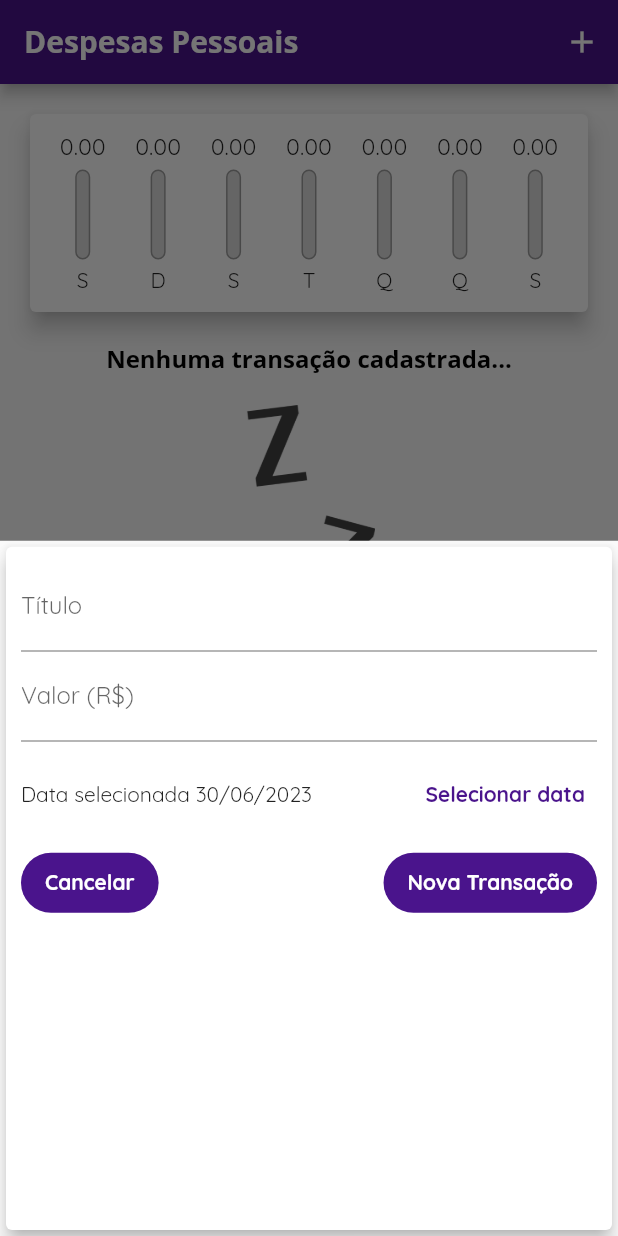
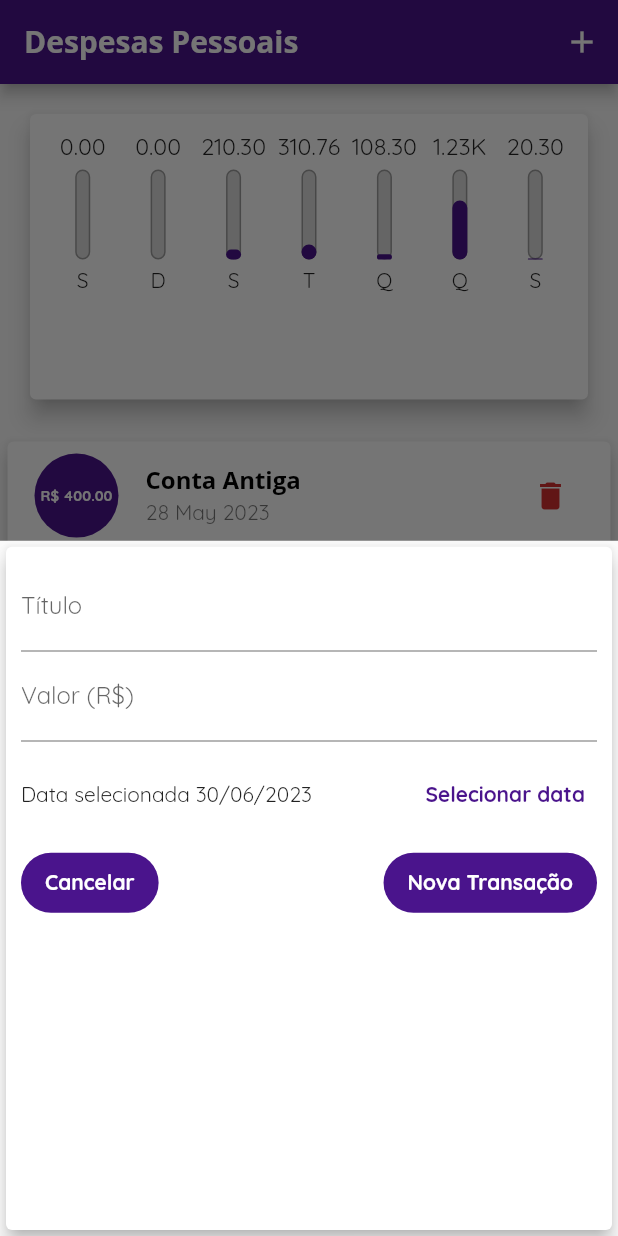
Before and after one commit to jhonatancassante/despesas_pessoais_flutter, a Flutter app: the screen it shows after launch, after a tap on the "add" icon, on a phone screen of 412 x 824 dp. Run offline on Flutter 3.47's test engine with Material 2 defaults, Android fonts, the phone set to English and light mode, and no system bars.

Commit message:
Implementado melhoria de responsividade na altura

```diff
--- a/lib/components/lista_transacao.dart
+++ b/lib/components/lista_transacao.dart
@@ -10,9 +10,7 @@ class ListaTransacao extends StatelessWidget {
 
   @override
   Widget build(BuildContext context) {
-    return SizedBox(
-      height: 300,
-      child: transacoes.isEmpty
+    return transacoes.isEmpty
         ? Column(
             children: [
               Text(
@@ -73,7 +71,6 @@ class ListaTransacao extends StatelessWidget {
                 ),
               );
             },
-            ),
           );
   }
 }
--- a/lib/main.dart
+++ b/lib/main.dart
@@ -46,7 +46,7 @@ class DespesasPessoais extends StatelessWidget {
           ),
         ),
       ),
-      home: const HomePage(),
+      home: HomePage(),
     );
   }
 }
@@ -59,7 +59,50 @@ class HomePage extends StatefulWidget {
 }
 
 class _HomePageState extends State<HomePage> {
-  final List<Transacao> _transacoes = [];
+  final List<Transacao> _transacoes = [
+    Transacao(
+      id: 't0',
+      titulo: 'Conta Antiga',
+      valor: 400.00,
+      data: DateTime.now().subtract(const Duration(days: 33)),
+    ),
+    Transacao(
+      id: 't1',
+      titulo: 'Novo Tênis de Corrida',
+      valor: 310.76,
+      data: DateTime.now().subtract(const Duration(days: 3)),
+    ),
+    Transacao(
+      id: 't2',
+      titulo: 'Conta de Luz',
+      valor: 210.30,
+      data: DateTime.now().subtract(const Duration(days: 4)),
+    ),
+    Transacao(
+      id: 't3',
+      titulo: 'Conta de Água',
+      valor: 108.30,
+      data: DateTime.now().subtract(const Duration(days: 2)),
+    ),
+    Transacao(
+      id: 't4',
+      titulo: 'Cartão de Crédito',
+      valor: 1230.30,
+      data: DateTime.now().subtract(const Duration(days: 1)),
+    ),
+    Transacao(
+      id: 't5',
+      titulo: 'Lanche',
+      valor: 8.30,
+      data: DateTime.now().subtract(const Duration(days: 0)),
+    ),
+    Transacao(
+      id: 't6',
+      titulo: 'Docinho',
+      valor: 12.00,
+      data: DateTime.now().subtract(const Duration(days: 0)),
+    ),
+  ];
 
   List<Transacao> get _transacoesRecentes {
     return _transacoes.where((tr) {
@@ -125,8 +168,7 @@ class _HomePageState extends State<HomePage> {
 
   @override
   Widget build(BuildContext context) {
-    return Scaffold(
-      appBar: AppBar(
+    final appBar = AppBar(
       title: const Text('Despesas Pessoais'),
       actions: [
         IconButton(
@@ -135,13 +177,26 @@ class _HomePageState extends State<HomePage> {
         ),
       ],
       // backgroundColor: corPrimaria,
-      ),
+    );
+
+    final alturaDisponivel = MediaQuery.of(context).size.height -
+        appBar.preferredSize.height -
+        MediaQuery.of(context).padding.top;
+
+    return Scaffold(
+      appBar: appBar,
       body: SingleChildScrollView(
         child: Column(
           crossAxisAlignment: CrossAxisAlignment.stretch,
           children: <Widget>[
-            Grafico(_transacoesRecentes),
-            ListaTransacao(_transacoes, _excluirTransacao),
+            SizedBox(
+              height: alturaDisponivel * 0.3,
+              child: Grafico(_transacoesRecentes),
+            ),
+            SizedBox(
+              height: alturaDisponivel * 0.7,
+              child: ListaTransacao(_transacoes, _excluirTransacao),
+            ),
           ],
         ),
       ),
```
Lines whose indentation alone changed are shown as unchanged.
